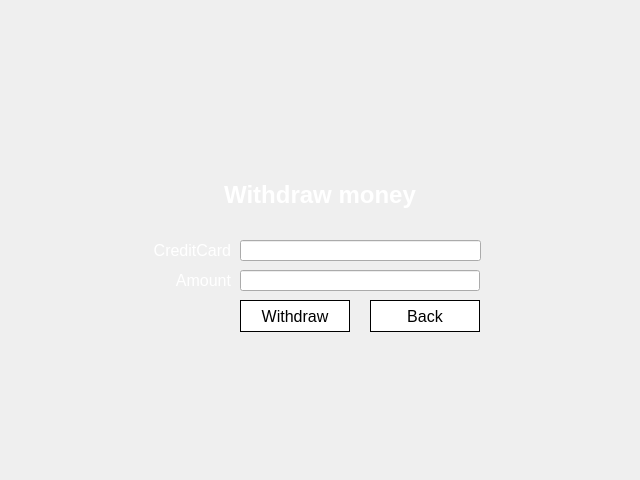
Before: the Qt Designer form blackjack-client/ui/withdraw.ui in lehoangtran289/Blackjack, drawn with Qt 5.
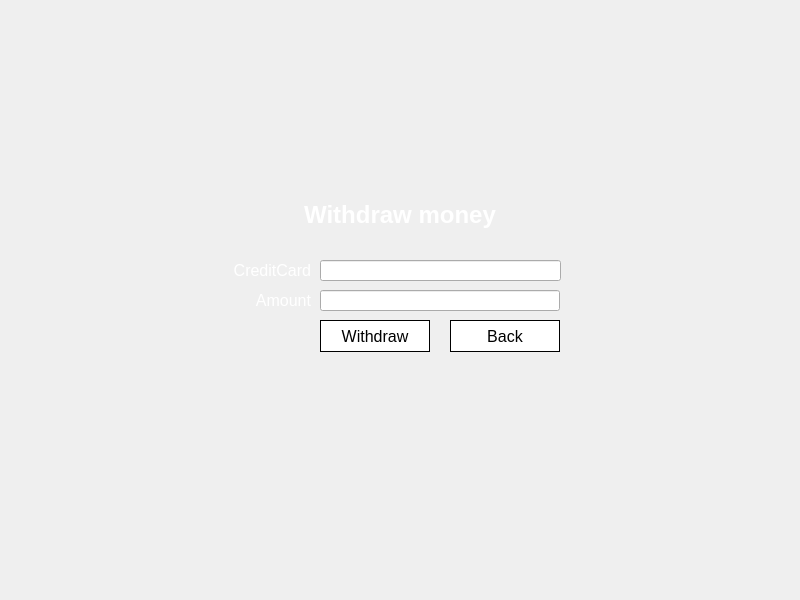
After: the same form once the commit is applied. Icons and pictures are not drawn.

Diff of the .ui file:
```diff
--- a/blackjack-client/ui/withdraw.ui
+++ b/blackjack-client/ui/withdraw.ui
@@ -6,8 +6,8 @@
    <rect>
     <x>0</x>
     <y>0</y>
-    <width>640</width>
-    <height>480</height>
+    <width>800</width>
+    <height>600</height>
    </rect>
   </property>
   <property name="windowTitle">
@@ -16,8 +16,8 @@
   <widget class="QPushButton" name="withdraw_button">
    <property name="geometry">
     <rect>
-     <x>240</x>
-     <y>300</y>
+     <x>320</x>
+     <y>320</y>
      <width>110</width>
      <height>32</height>
     </rect>
@@ -41,8 +41,8 @@
   <widget class="QPushButton" name="back_button">
    <property name="geometry">
     <rect>
-     <x>370</x>
-     <y>300</y>
+     <x>450</x>
+     <y>320</y>
      <width>110</width>
      <height>32</height>
     </rect>
@@ -66,8 +66,8 @@
   <widget class="QLabel" name="label">
    <property name="geometry">
     <rect>
-     <x>120</x>
-     <y>240</y>
+     <x>200</x>
+     <y>260</y>
      <width>111</width>
      <height>20</height>
     </rect>
@@ -91,8 +91,8 @@
   <widget class="QLabel" name="label_2">
    <property name="geometry">
     <rect>
-     <x>120</x>
-     <y>270</y>
+     <x>200</x>
+     <y>290</y>
      <width>111</width>
      <height>20</height>
     </rect>
@@ -116,8 +116,8 @@
   <widget class="QLineEdit" name="credit_card_entry">
    <property name="geometry">
     <rect>
-     <x>240</x>
-     <y>240</y>
+     <x>320</x>
+     <y>260</y>
      <width>241</width>
      <height>21</height>
     </rect>
@@ -132,8 +132,8 @@
   <widget class="QLineEdit" name="amount_entry">
    <property name="geometry">
     <rect>
-     <x>240</x>
-     <y>270</y>
+     <x>320</x>
+     <y>290</y>
      <width>240</width>
      <height>21</height>
     </rect>
@@ -150,8 +150,8 @@
     <rect>
      <x>0</x>
      <y>0</y>
-     <width>640</width>
-     <height>480</height>
+     <width>800</width>
+     <height>600</height>
     </rect>
    </property>
    <property name="font">
@@ -169,8 +169,8 @@
   <widget class="QLabel" name="label_3">
    <property name="geometry">
     <rect>
-     <x>170</x>
-     <y>180</y>
+     <x>250</x>
+     <y>200</y>
      <width>300</width>
      <height>30</height>
     </rect>
```
